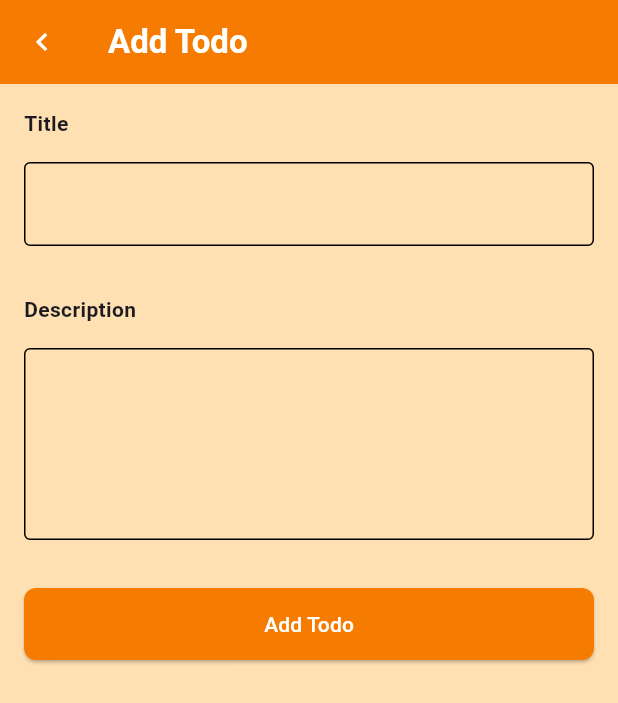
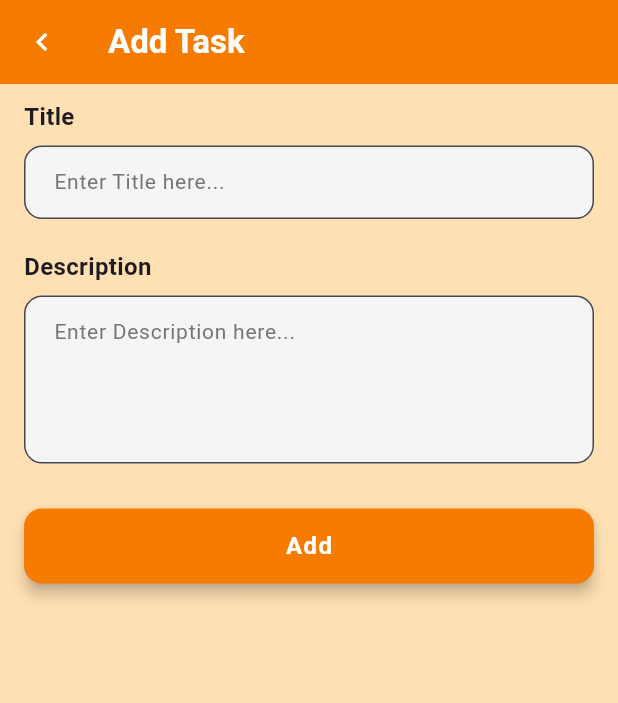
Before and after one commit to ajayrana78767/Todo-Application, a Flutter app: the AddTodoScreen screen opened directly, on a phone screen of 412 x 824 dp. Shown: the top 703 px of the screen. Run offline on Flutter 3.47's test engine with Material 3 defaults, Android fonts, the phone set to English and light mode, and no system bars; our stand-ins replace hive, hive_flutter; accounts and stored records are empty.

Commit message:
feat: add update and delete functionality for todos
- Implemented updateTodo and deleteTodo methods in provider
- Wired up edit and delete actions in the UI via popup menu
- Improved UI styling and layout for better user experience

```diff
--- a/lib/screens/add_todo_screen.dart
+++ b/lib/screens/add_todo_screen.dart
@@ -2,16 +2,21 @@ import 'package:flutter/material.dart';
 import 'package:provider/provider.dart';
 import 'package:todo_application/provider/todo_provider.dart';
 import 'package:todo_application/widgets/my_app_button.dart';
+import 'package:todo_application/widgets/my_app_snakbar.dart';
 import 'package:todo_application/widgets/my_app_text_field.dart';
 
 class AddTodoScreen extends StatefulWidget {
   final String? title;
   final String? description;
+  final int? index;
+  final int? id;
   final bool isEdit;
   const AddTodoScreen({
     super.key,
     this.title,
     this.description,
+    this.index,
+    this.id,
     this.isEdit = false,
   });
 
@@ -22,6 +27,7 @@ class AddTodoScreen extends StatefulWidget {
 class _AddTodoScreenState extends State<AddTodoScreen> {
   final TextEditingController titleContoller = TextEditingController();
   final TextEditingController descriptionController = TextEditingController();
+  final _formKey = GlobalKey<FormState>();
   @override
   void initState() {
     super.initState();
@@ -39,7 +45,7 @@ class _AddTodoScreenState extends State<AddTodoScreen> {
       appBar: AppBar(
         backgroundColor: Colors.orange[700],
         title: Text(
-          widget.isEdit ? 'Edit Todo' : 'Add Todo',
+          widget.isEdit ? 'Edit Task' : 'Add Task',
           style: TextStyle(color: Colors.white, fontWeight: FontWeight.bold),
         ),
         leading: IconButton(
@@ -49,15 +55,30 @@ class _AddTodoScreenState extends State<AddTodoScreen> {
           icon: Icon(Icons.navigate_before),
         ),
       ),
-      body: Column(
+      body: SingleChildScrollView(
+        child: Form(
+          key: _formKey,
+          child: Column(
             children: [
               MyAppTextField(
+                validator: (value) {
+                  if (value == null || value.trim().isEmpty) {
+                    return 'Please enter a title';
+                  }
+                  return null;
+                },
                 label: 'Title',
                 minLines: 1,
                 maxLines: 1,
                 controller: titleContoller,
               ),
               MyAppTextField(
+                validator: (value) {
+                  if (value == null || value.trim().isEmpty) {
+                    return 'Please enter a description';
+                  }
+                  return null;
+                },
                 label: 'Description',
                 minLines: 4,
                 maxLines: 4,
@@ -66,23 +87,43 @@ class _AddTodoScreenState extends State<AddTodoScreen> {
               Consumer<TodoProvider>(
                 builder: (context, todoProvider, child) {
                   return MyAppButton(
-                label: widget.isEdit ? 'Edit Todo' : 'Add Todo',
+                    label: widget.isEdit ? 'Update' : 'Add',
                     onPressed: () {
+                      if (_formKey.currentState!.validate()) {
+                        if (widget.isEdit) {
+                          todoProvider.updateTodo(
+                            index: widget.index!,
+                            id: widget.id!,
+                            title: titleContoller.text,
+                            description: descriptionController.text,
+                            context: context,
+                          );
+                          MyAppSnakbar.show(
+                            context,
+                            'Task updated successfully!',
+                          );
+                        } else {
+                          final newId = DateTime.now().millisecondsSinceEpoch;
                           todoProvider.addTodo(
-                  0,
+                            newId,
                             titleContoller.text,
                             descriptionController.text,
                             context,
                           );
-                  debugPrint(
-                    'Title: ${titleContoller.text}, Description: ${descriptionController.text}',
+                          MyAppSnakbar.show(
+                            context,
+                            'Task added successfully!',
                           );
+                        }
+                      }
                     },
                   );
                 },
               ),
             ],
           ),
+        ),
+      ),
     );
   }
 }
--- a/lib/widgets/my_app_button.dart
+++ b/lib/widgets/my_app_button.dart
@@ -3,14 +3,38 @@ import 'package:flutter/material.dart';
 class MyAppButton extends StatelessWidget {
   final String label;
   final VoidCallback onPressed;
-  const MyAppButton({super.key, required this.label, required this.onPressed});
+
+  const MyAppButton({
+    super.key,
+    required this.label,
+    required this.onPressed,
+  });
+
   @override
   Widget build(BuildContext context) {
     return Padding(
-      padding: const EdgeInsets.all(16.0),
-      child: ElevatedButton(
-        onPressed: onPressed,
-        child: Text(label),
+      padding: const EdgeInsets.symmetric(horizontal: 16.0, vertical: 20),
+      child: SizedBox(
+        width: double.infinity,
+        height: 50,
+        child: ElevatedButton(
+          onPressed: onPressed,
+          style: ElevatedButton.styleFrom(
+            elevation: 4,
+            backgroundColor: Colors.orange[700],
+            foregroundColor: Colors.white,
+            shape: RoundedRectangleBorder(
+              borderRadius: BorderRadius.circular(12),
+            ),
+            padding: EdgeInsets.symmetric(horizontal: 24, vertical: 12),
+            textStyle: TextStyle(
+              fontSize: 16,
+              fontWeight: FontWeight.bold,
+              letterSpacing: 1,
+            ),
+          ),
+          child: Text(label),
+        ),
       ),
     );
   }
--- /dev/null
+++ b/lib/widgets/my_app_snakbar.dart
@@ -0,0 +1,19 @@
+import 'package:flutter/material.dart';
+
+class MyAppSnakbar {
+  static void show(
+    BuildContext context,
+    String message, {
+    Color backgroundColor = Colors.black,
+    Duration duration = const Duration(seconds: 3),
+  }) {
+    ScaffoldMessenger.of(context).showSnackBar(
+      SnackBar(
+        content: Text(message, style: TextStyle(color: Colors.white)),
+        backgroundColor: backgroundColor,
+        duration: duration,
+        shape: RoundedRectangleBorder(borderRadius: BorderRadius.circular(12)),
+      ),
+    );
+  }
+}
--- a/lib/widgets/my_app_text_field.dart
+++ b/lib/widgets/my_app_text_field.dart
@@ -2,34 +2,55 @@ import 'package:flutter/material.dart';
 
 class MyAppTextField extends StatelessWidget {
   final String label;
+  final String? hintText;
   final int minLines;
   final int maxLines;
   final TextEditingController controller;
+  final String? Function(String?)? validator;
+
   const MyAppTextField({
     super.key,
     required this.label,
+    this.hintText,
     required this.minLines,
     required this.maxLines,
     required this.controller,
+    required this.validator,
   });
 
   @override
   Widget build(BuildContext context) {
     return Padding(
-      padding: const EdgeInsets.all(16.0),
+      padding: const EdgeInsets.symmetric(horizontal: 16.0, vertical: 10),
       child: Column(
         crossAxisAlignment: CrossAxisAlignment.start,
         children: [
-          Text(label, style: TextStyle(fontWeight: FontWeight.bold)),
-          SizedBox(height: 16),
+          Text(label,
+              style: TextStyle(
+                fontWeight: FontWeight.bold,
+                fontSize: 16,
+              )),
+          SizedBox(height: 8),
           TextFormField(
             controller: controller,
+            validator: validator,
             minLines: minLines,
             maxLines: maxLines,
+            style: TextStyle(fontSize: 14),
             decoration: InputDecoration(
-              enabledBorder: OutlineInputBorder(),
-              disabledBorder: OutlineInputBorder(),
-              focusedBorder: OutlineInputBorder(),
+              hintText: hintText ?? 'Enter $label here...',
+              hintStyle: TextStyle(color: Colors.grey[600]),
+              filled: true,
+              fillColor: Colors.grey[100],
+              contentPadding: EdgeInsets.symmetric(horizontal: 16, vertical: 14),
+              border: OutlineInputBorder(
+                borderRadius: BorderRadius.circular(12),
+                borderSide: BorderSide(color: Colors.grey.shade400),
+              ),
+              focusedBorder: OutlineInputBorder(
+                borderRadius: BorderRadius.circular(12),
+                borderSide: BorderSide(color: Colors.orange),
+              ),
             ),
           ),
         ],
```
Also changed, not shown: lib/provider/todo_provider.dart (+31 -8 lines), lib/screens/todo_list_screen.dart (+13 -44 lines), lib/widgets/task_card.dart (added, +116 -0 lines), lib/models/todo_model.g.dart, pubspec.lock, 1 other file. Lines whose indentation alone changed are shown as unchanged.
